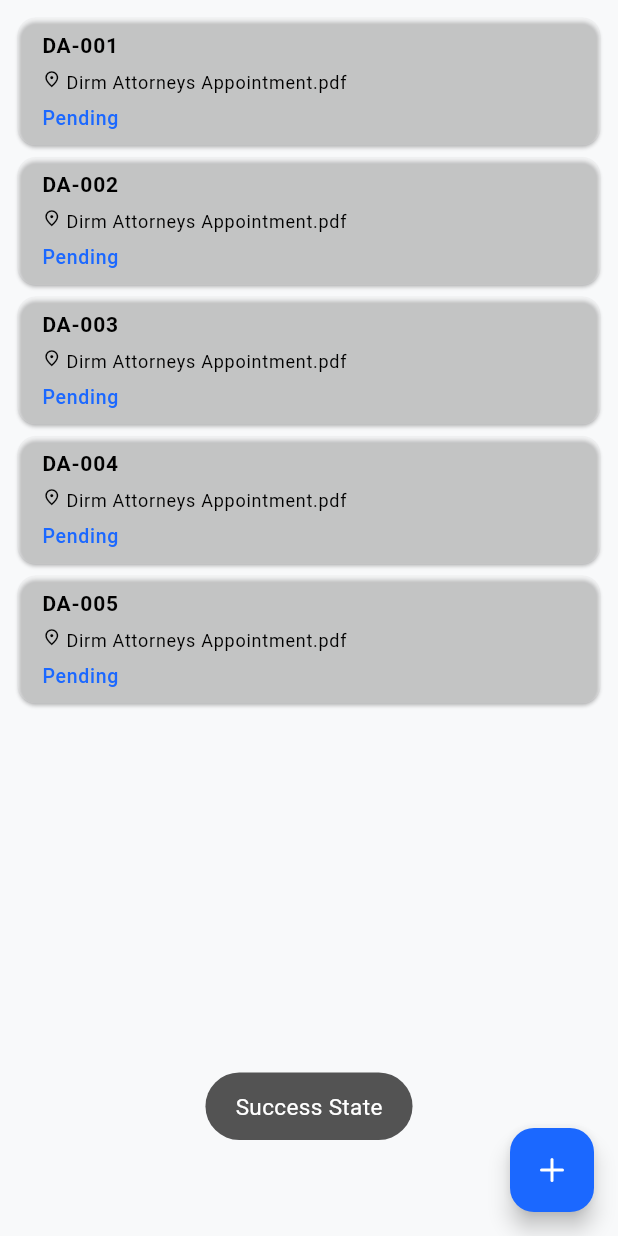
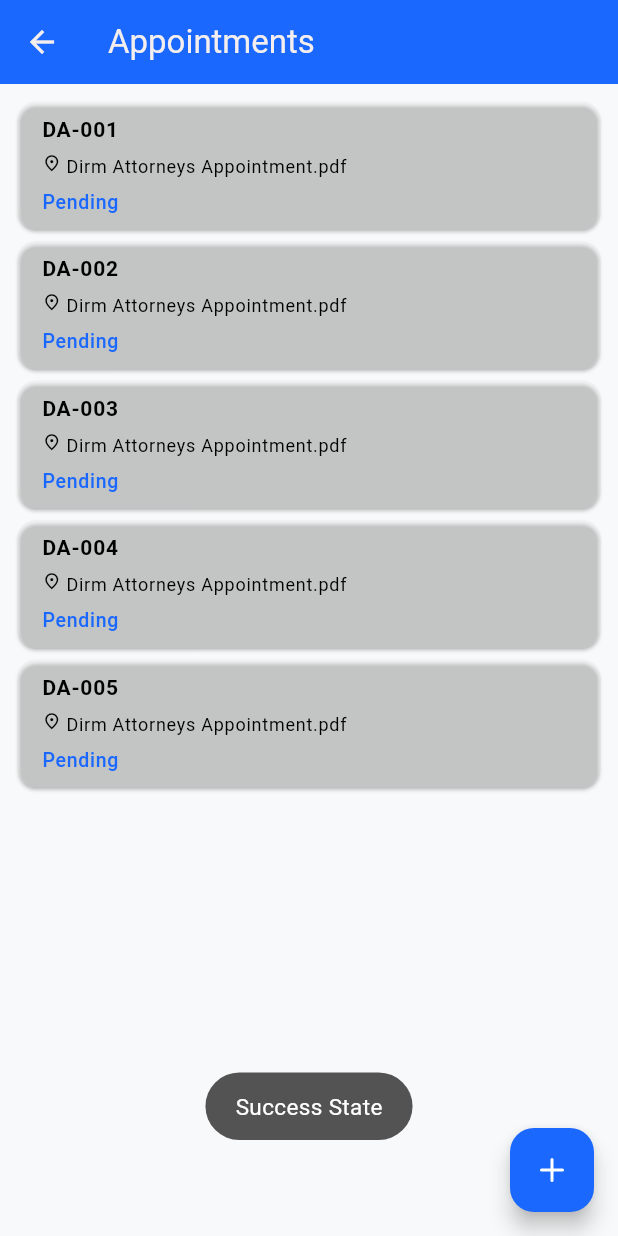
Before and after one commit to infinite-dev22/law_mobile_app, a Flutter app: the AppointmentsPage screen opened directly, on a phone screen of 412 x 824 dp. Run offline on Flutter 3.47's test engine with Material 3 defaults, Android fonts, the phone set to English and light mode, and no system bars; our stand-ins replace awesome_extensions, bloc, equatable, flutter_bloc, flutter_feather_icons, icons_plus and 1 more.

Commit message:
Add app bar to appointments_page.dart

```diff
--- a/lib/appointments/presentation/pages/appointments_page.dart
+++ b/lib/appointments/presentation/pages/appointments_page.dart
@@ -3,6 +3,7 @@ import 'package:flutter_bloc/flutter_bloc.dart';
 import 'package:flutter_feather_icons/flutter_feather_icons.dart';
 import 'package:toast/toast.dart';
 
+import '../../../Global/Variables/colors.dart';
 import '../../../Global/Widgets/error_widget.dart';
 import '../../../Global/Widgets/loading_widget.dart';
 import '../bloc/appointment_page/appointments_page_bloc.dart';
@@ -16,6 +17,11 @@ class AppointmentsPage extends StatelessWidget {
     ToastContext().init(context);
 
     return Scaffold(
+      appBar: AppBar(
+        title: const Text("Appointments"),
+        backgroundColor: AppColors.primary,
+        foregroundColor: AppColors.lighterColor,
+      ),
       floatingActionButton: FloatingActionButton(
         child: const Icon(FeatherIcons.plus),
         onPressed: () {
```
